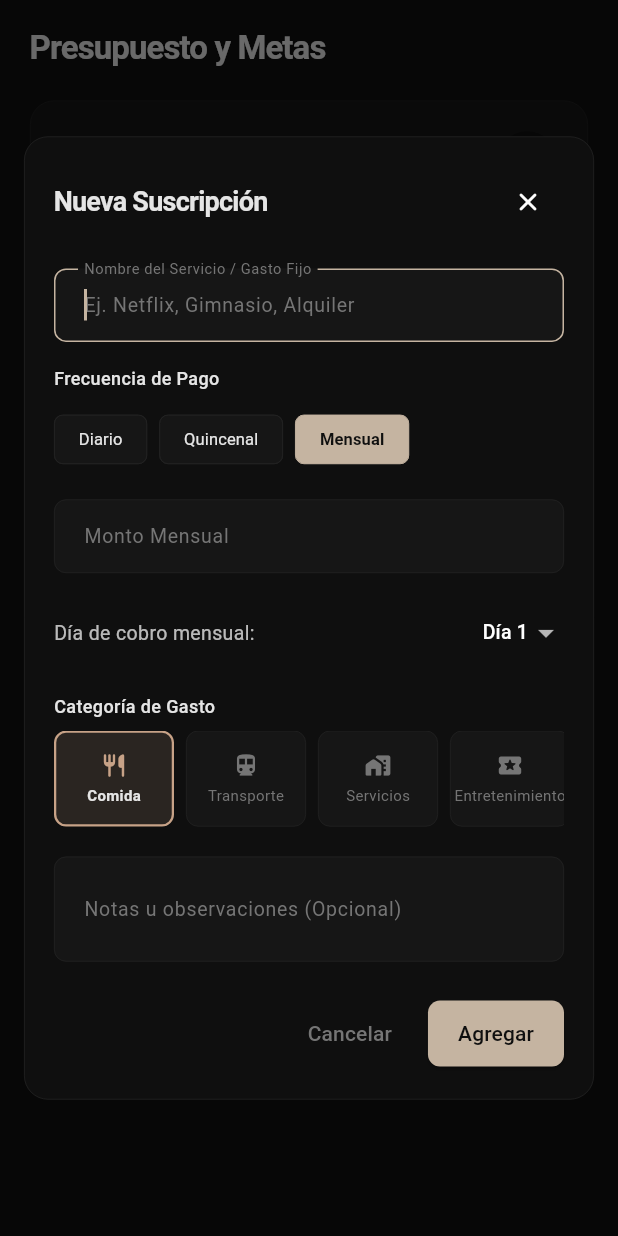
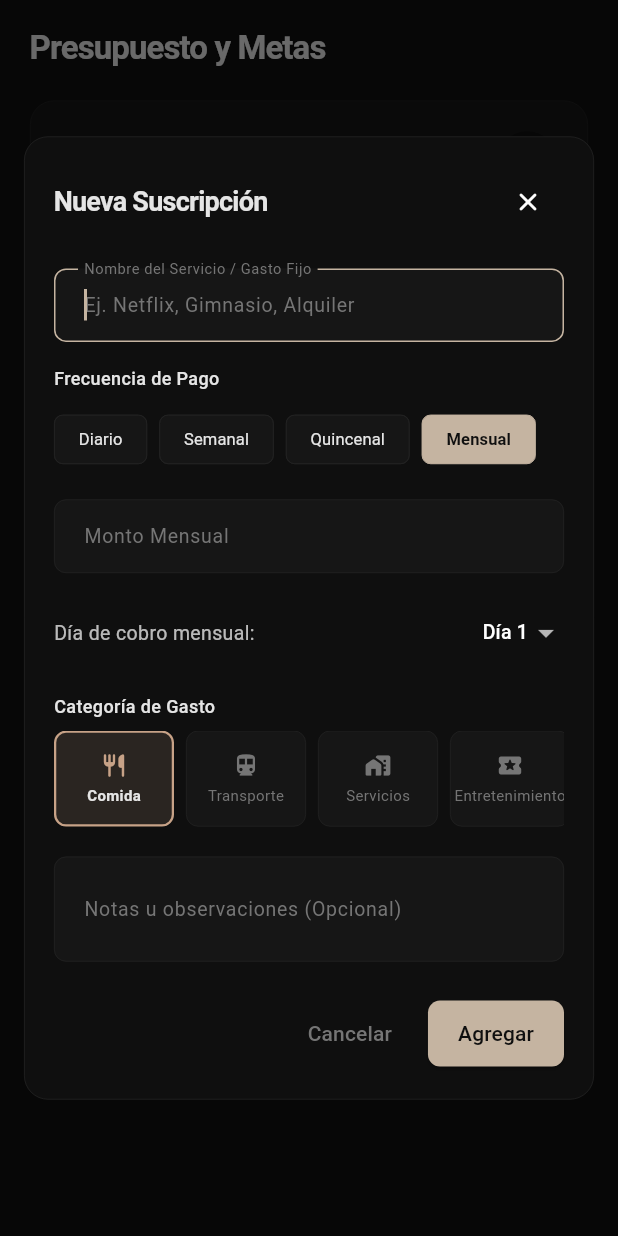
Before and after one commit to KvBryan/gastoscontroller, a Flutter app: the BudgetScreen screen opened directly, after a tap on "Agregar", on a phone screen of 412 x 824 dp. Run offline on Flutter 3.47's test engine with Material 3 defaults, Android fonts, the phone set to English and light mode, and no system bars; our stand-ins replace shared_preferences; accounts and stored records are empty; Roboto replaces fonts that are missing (Montserrat).

Commit message:
feat: add weekly frequency and monthly fin-de-mes support for fixed expenses

```diff
--- a/lib/models/subscription.dart
+++ b/lib/models/subscription.dart
@@ -2,6 +2,7 @@ import 'dart:convert';
 
 enum SubscriptionFrequency {
   daily,
+  weekly,      // semanal
   fortnightly, // quincenal
   monthly,
 }
@@ -11,6 +12,8 @@ extension SubscriptionFrequencyExtension on SubscriptionFrequency {
     switch (this) {
       case SubscriptionFrequency.daily:
         return 'Diario';
+      case SubscriptionFrequency.weekly:
+        return 'Semanal';
       case SubscriptionFrequency.fortnightly:
         return 'Quincenal';
       case SubscriptionFrequency.monthly:
--- a/lib/providers/app_state.dart
+++ b/lib/providers/app_state.dart
@@ -283,17 +283,42 @@ class AppState extends ChangeNotifier {
     double total = 0.0;
     final start = quincenaStartDate;
     final end = quincenaEndDate;
+    final int daysInQuincena = end.difference(start).inDays + 1;
 
     for (var s in _subscriptions) {
       if (!s.isActive) continue;
 
       if (s.frequency == SubscriptionFrequency.daily) {
-        total += s.amount * 15; // 15 days in a quincena
+        total += s.amount * daysInQuincena;
+      } else if (s.frequency == SubscriptionFrequency.weekly) {
+        int occurrences = 0;
+        DateTime temp = start;
+        while (temp.isBefore(end) || temp.isAtSameMomentAs(end)) {
+          if (temp.weekday == s.dueDate) {
+            occurrences++;
+          }
+          temp = temp.add(const Duration(days: 1));
+        }
+        total += s.amount * occurrences;
       } else if (s.frequency == SubscriptionFrequency.fortnightly) {
-        total += s.amount; // once per quincena
+        total += s.amount;
       } else if (s.frequency == SubscriptionFrequency.monthly) {
-        if (s.dueDate >= start.day && s.dueDate <= end.day) {
-          total += s.amount;
+        if (s.dueDate == 32) {
+          // "Fin de mes" is always in the second quincena of the month (starts day 16)
+          if (start.day >= 16) {
+            total += s.amount;
+          }
+        } else {
+          // Handle cases where the month has fewer days than the s.dueDate (e.g. Feb 28, but dueDate is 30)
+          int effectiveDueDate = s.dueDate;
+          final lastDayOfMonth = DateTime(start.year, start.month + 1, 0).day;
+          if (effectiveDueDate > lastDayOfMonth) {
+            effectiveDueDate = lastDayOfMonth;
+          }
+
+          if (effectiveDueDate >= start.day && effectiveDueDate <= end.day) {
+            total += s.amount;
+          }
         }
       }
     }
--- a/lib/widgets/subscription_dialog.dart
+++ b/lib/widgets/subscription_dialog.dart
@@ -160,6 +160,13 @@ class _SubscriptionDialogState extends State<SubscriptionDialog> {
                         if (selected) {
                           setState(() {
                             _frequency = freq;
+                            if (freq == SubscriptionFrequency.weekly) {
+                              if (_dueDate < 1 || _dueDate > 7) _dueDate = 1;
+                            } else if (freq == SubscriptionFrequency.fortnightly) {
+                              if (_dueDate < 1 || _dueDate > 15) _dueDate = 1;
+                            } else if (freq == SubscriptionFrequency.monthly) {
+                              if (_dueDate < 1 || _dueDate > 32) _dueDate = 1;
+                            }
                           });
                         }
                       },
@@ -182,9 +189,12 @@ class _SubscriptionDialogState extends State<SubscriptionDialog> {
                 TextFormField(
                   controller: _amountController,
                   decoration: InputDecoration(
-                    labelText: _frequency == SubscriptionFrequency.daily
-                        ? 'Monto Diario'
-                        : (_frequency == SubscriptionFrequency.fortnightly ? 'Monto Quincenal' : 'Monto Mensual'),
+                    labelText: () {
+                      if (_frequency == SubscriptionFrequency.daily) return 'Monto Diario';
+                      if (_frequency == SubscriptionFrequency.weekly) return 'Monto Semanal';
+                      if (_frequency == SubscriptionFrequency.fortnightly) return 'Monto Quincenal';
+                      return 'Monto Mensual';
+                    }(),
                     prefixText: '${widget.defaultCurrency} ',
                     hintText: '0.00',
                   ),
@@ -208,9 +218,11 @@ class _SubscriptionDialogState extends State<SubscriptionDialog> {
                     children: [
                       Expanded(
                         child: Text(
-                          _frequency == SubscriptionFrequency.fortnightly
-                              ? 'Día de cobro quincenal:'
-                              : 'Día de cobro mensual:',
+                          () {
+                            if (_frequency == SubscriptionFrequency.weekly) return 'Día de cobro semanal:';
+                            if (_frequency == SubscriptionFrequency.fortnightly) return 'Día de cobro quincenal:';
+                            return 'Día de cobro mensual:';
+                          }(),
                           style: TextStyle(
                             fontSize: 13,
                             color: theme.textTheme.bodyLarge?.color?.withOpacity(0.8),
@@ -218,23 +230,66 @@ class _SubscriptionDialogState extends State<SubscriptionDialog> {
                         ),
                       ),
                       DropdownButton<int>(
-                        value: _frequency == SubscriptionFrequency.fortnightly && _dueDate > 15 ? 1 : _dueDate,
+                        value: () {
+                          if (_frequency == SubscriptionFrequency.weekly) {
+                            return (_dueDate >= 1 && _dueDate <= 7) ? _dueDate : 1;
+                          } else if (_frequency == SubscriptionFrequency.fortnightly) {
+                            return (_dueDate >= 1 && _dueDate <= 15) ? _dueDate : 1;
+                          } else {
+                            return (_dueDate >= 1 && _dueDate <= 32) ? _dueDate : 1;
+                          }
+                        }(),
                         dropdownColor: theme.cardColor,
                         underline: const SizedBox(),
                         borderRadius: BorderRadius.circular(8),
                         alignment: Alignment.centerRight,
-                        items: List.generate(
-                          _frequency == SubscriptionFrequency.fortnightly ? 15 : 31,
-                          (index) => index + 1
-                        ).map((day) {
-                          return DropdownMenuItem<int>(
-                            value: day,
-                            child: Text(
-                              'Día $day',
-                              style: const TextStyle(fontSize: 13),
-                            ),
-                          );
-                        }).toList(),
+                        items: () {
+                          if (_frequency == SubscriptionFrequency.weekly) {
+                            const weekdays = ['Lunes', 'Martes', 'Miércoles', 'Jueves', 'Viernes', 'Sábado', 'Domingo'];
+                            return List.generate(7, (index) {
+                              final dayNum = index + 1;
+                              return DropdownMenuItem<int>(
+                                value: dayNum,
+                                child: Text(
+                                  weekdays[index],
+                                  style: const TextStyle(fontSize: 13),
+                                ),
+                              );
+                            });
+                          } else if (_frequency == SubscriptionFrequency.fortnightly) {
+                            return List.generate(15, (index) {
+                              final dayNum = index + 1;
+                              return DropdownMenuItem<int>(
+                                value: dayNum,
+                                child: Text(
+                                  'Día $dayNum',
+                                  style: const TextStyle(fontSize: 13),
+                                ),
+                              );
+                            });
+                          } else {
+                            final list = List.generate(31, (index) {
+                              final dayNum = index + 1;
+                              return DropdownMenuItem<int>(
+                                value: dayNum,
+                                child: Text(
+                                  'Día $dayNum',
+                                  style: const TextStyle(fontSize: 13),
+                                ),
+                              );
+                            });
+                            list.add(
+                              const DropdownMenuItem<int>(
+                                value: 32,
+                                child: Text(
+                                  'Fin de mes',
+                                  style: TextStyle(fontSize: 13, fontWeight: FontWeight.w600),
+                                ),
+                              ),
+                            );
+                            return list;
+                          }
+                        }(),
                         onChanged: (val) {
                           if (val != null) {
                             setState(() {
```
Also changed, not shown: lib/screens/budget_screen.dart (+28 -6 lines), 1 other file.
